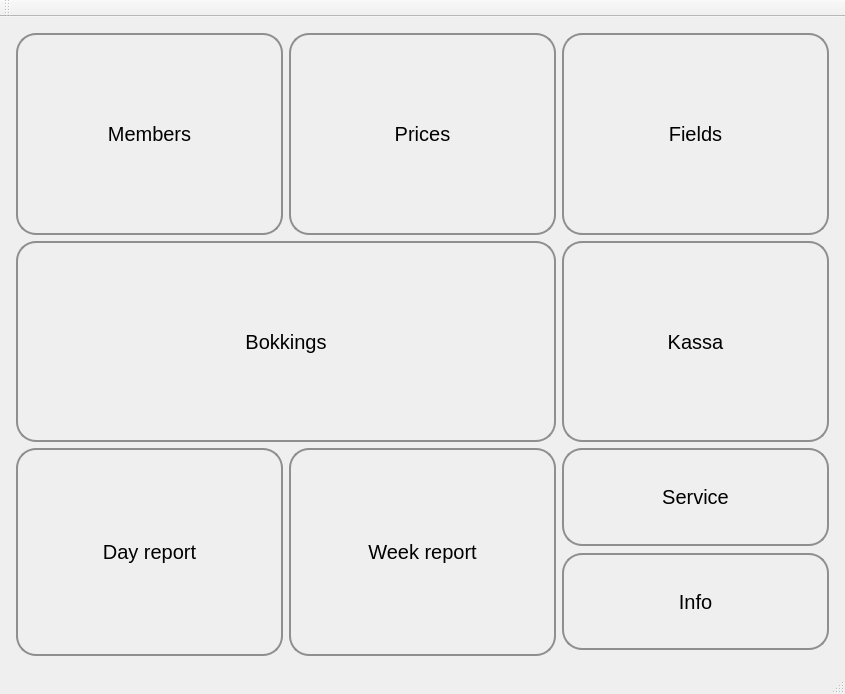
Before: the Qt Designer form mainwindow.ui in lamouski/TCN, drawn with Qt 5.
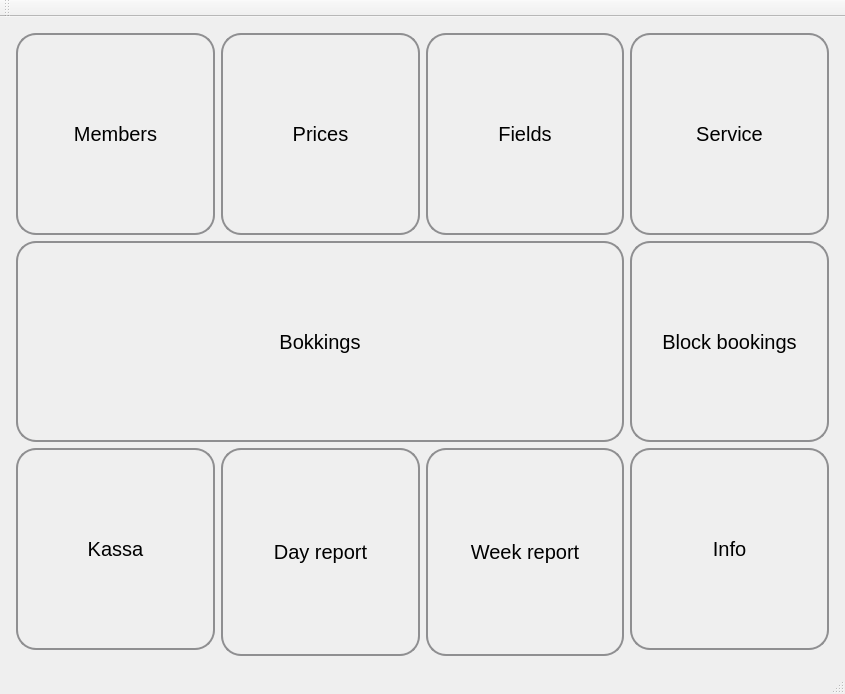
After: the same form once the commit is applied. Icons and pictures are not drawn. Custom widgets are drawn as their Qt base class.

Commit message: block booking view (report) initial version

Patch:
```diff
--- a/mainwindow.ui
+++ b/mainwindow.ui
@@ -50,39 +50,60 @@
         <property name="bottomMargin">
          <number>5</number>
         </property>
+        <item row="5" column="3">
+         <widget class="QWidget" name="widget" native="true">
+          <layout class="QVBoxLayout" name="verticalLayout_2">
+           <property name="spacing">
+            <number>7</number>
+           </property>
+           <property name="leftMargin">
+            <number>0</number>
+           </property>
+           <property name="topMargin">
+            <number>0</number>
+           </property>
+           <property name="rightMargin">
+            <number>0</number>
+           </property>
+           <property name="bottomMargin">
+            <number>0</number>
+           </property>
+           <item>
+            <widget class="QPushButton" name="m_button_week_report_3">
+             <property name="sizePolicy">
+              <sizepolicy hsizetype="Minimum" vsizetype="MinimumExpanding">
+               <horstretch>0</horstretch>
+               <verstretch>0</verstretch>
+              </sizepolicy>
+             </property>
+             <property name="font">
+              <font>
+               <pointsize>15</pointsize>
+              </font>
+             </property>
+             <property name="styleSheet">
+              <string notr="true">QPushButton {
+    border: 2px solid #8f8f91;
+    border-radius: 20px;
+    background-color: qlineargradient(x1: 0, y1: 0, x2: 0, y2: 1,
+                                      stop: 0 #f6f7fa, stop: 1 #dadbde);
+    min-width: 50px;
+}
+
+QPushButton:pressed {
+    background-color: qlineargradient(x1: 0, y1: 0, x2: 0, y2: 1,
+                                      stop: 0 #dadbde, stop: 1 #f6f7fa);
+}</string>
+             </property>
+             <property name="text">
+              <string>Info</string>
+             </property>
+            </widget>
+           </item>
+          </layout>
+         </widget>
+        </item>
         <item row="5" column="1" rowspan="2">
-         <widget class="QPushButton" name="m_button_week_report">
-          <property name="sizePolicy">
-           <sizepolicy hsizetype="Minimum" vsizetype="MinimumExpanding">
-            <horstretch>0</horstretch>
-            <verstretch>0</verstretch>
-           </sizepolicy>
-          </property>
-          <property name="font">
-           <font>
-            <pointsize>15</pointsize>
-           </font>
-          </property>
-          <property name="styleSheet">
-           <string notr="true">QPushButton {
-    border: 2px solid #8f8f91;
-    border-radius: 20px;
-    background-color: qlineargradient(x1: 0, y1: 0, x2: 0, y2: 1,
-                                      stop: 0 #f6f7fa, stop: 1 #dadbde);
-    min-width: 50px;
-}
-
-QPushButton:pressed {
-    background-color: qlineargradient(x1: 0, y1: 0, x2: 0, y2: 1,
-                                      stop: 0 #dadbde, stop: 1 #f6f7fa);
-}</string>
-          </property>
-          <property name="text">
-           <string>Week report</string>
-          </property>
-         </widget>
-        </item>
-        <item row="5" column="0" rowspan="2">
          <widget class="QPushButton" name="m_button_day_report">
           <property name="sizePolicy">
            <sizepolicy hsizetype="Minimum" vsizetype="MinimumExpanding">
@@ -114,6 +135,134 @@
           </property>
          </widget>
         </item>
+        <item row="5" column="2" rowspan="2">
+         <widget class="QPushButton" name="m_button_week_report">
+          <property name="sizePolicy">
+           <sizepolicy hsizetype="Minimum" vsizetype="MinimumExpanding">
+            <horstretch>0</horstretch>
+            <verstretch>0</verstretch>
+           </sizepolicy>
+          </property>
+          <property name="font">
+           <font>
+            <pointsize>15</pointsize>
+           </font>
+          </property>
+          <property name="styleSheet">
+           <string notr="true">QPushButton {
+    border: 2px solid #8f8f91;
+    border-radius: 20px;
+    background-color: qlineargradient(x1: 0, y1: 0, x2: 0, y2: 1,
+                                      stop: 0 #f6f7fa, stop: 1 #dadbde);
+    min-width: 50px;
+}
+
+QPushButton:pressed {
+    background-color: qlineargradient(x1: 0, y1: 0, x2: 0, y2: 1,
+                                      stop: 0 #dadbde, stop: 1 #f6f7fa);
+}</string>
+          </property>
+          <property name="text">
+           <string>Week report</string>
+          </property>
+         </widget>
+        </item>
+        <item row="1" column="2">
+         <widget class="QPushButton" name="m_button_fields">
+          <property name="sizePolicy">
+           <sizepolicy hsizetype="Minimum" vsizetype="MinimumExpanding">
+            <horstretch>0</horstretch>
+            <verstretch>0</verstretch>
+           </sizepolicy>
+          </property>
+          <property name="font">
+           <font>
+            <pointsize>15</pointsize>
+           </font>
+          </property>
+          <property name="styleSheet">
+           <string notr="true">QPushButton {
+    border: 2px solid #8f8f91;
+    border-radius: 20px;
+    background-color: qlineargradient(x1: 0, y1: 0, x2: 0, y2: 1,
+                                      stop: 0 #f6f7fa, stop: 1 #dadbde);
+    min-width: 50px;
+}
+
+QPushButton:pressed {
+    background-color: qlineargradient(x1: 0, y1: 0, x2: 0, y2: 1,
+                                      stop: 0 #dadbde, stop: 1 #f6f7fa);
+}</string>
+          </property>
+          <property name="text">
+           <string>Fields</string>
+          </property>
+         </widget>
+        </item>
+        <item row="5" column="0">
+         <widget class="QPushButton" name="m_button_kassa">
+          <property name="sizePolicy">
+           <sizepolicy hsizetype="Minimum" vsizetype="MinimumExpanding">
+            <horstretch>0</horstretch>
+            <verstretch>0</verstretch>
+           </sizepolicy>
+          </property>
+          <property name="font">
+           <font>
+            <pointsize>15</pointsize>
+           </font>
+          </property>
+          <property name="styleSheet">
+           <string notr="true">QPushButton {
+    border: 2px solid #8f8f91;
+    border-radius: 20px;
+    background-color: qlineargradient(x1: 0, y1: 0, x2: 0, y2: 1,
+                                      stop: 0 #f6f7fa, stop: 1 #dadbde);
+    min-width: 50px;
+}
+
+QPushButton:pressed {
+    background-color: qlineargradient(x1: 0, y1: 0, x2: 0, y2: 1,
+                                      stop: 0 #dadbde, stop: 1 #f6f7fa);
+}</string>
+          </property>
+          <property name="text">
+           <string>Kassa</string>
+          </property>
+         </widget>
+        </item>
+        <item row="2" column="0" colspan="3">
+         <widget class="QPushButton" name="m_button_bookings">
+          <property name="sizePolicy">
+           <sizepolicy hsizetype="Minimum" vsizetype="MinimumExpanding">
+            <horstretch>0</horstretch>
+            <verstretch>0</verstretch>
+           </sizepolicy>
+          </property>
+          <property name="font">
+           <font>
+            <pointsize>15</pointsize>
+           </font>
+          </property>
+          <property name="styleSheet">
+           <string notr="true">QPushButton {
+    border: 2px solid #8f8f91;
+    border-radius: 20px;
+    background-color: qlineargradient(x1: 0, y1: 0, x2: 0, y2: 1,
+                                      stop: 0 #f6f7fa, stop: 1 #dadbde);
+    min-width: 50px;
+}
+
+QPushButton:pressed {
+    background-color: qlineargradient(x1: 0, y1: 0, x2: 0, y2: 1,
+                                      stop: 0 #dadbde, stop: 1 #f6f7fa);
+}</string>
+          </property>
+          <property name="text">
+           <string>Bokkings</string>
+          </property>
+         </widget>
+        </item>
         <item row="1" column="0">
          <widget class="QPushButton" name="m_button_members">
           <property name="sizePolicy">
@@ -178,8 +327,8 @@
           </property>
          </widget>
         </item>
-        <item row="1" column="2">
-         <widget class="QPushButton" name="m_button_fields">
+        <item row="2" column="3">
+         <widget class="QPushButton" name="m_button_blocks">
           <property name="sizePolicy">
            <sizepolicy hsizetype="Minimum" vsizetype="MinimumExpanding">
             <horstretch>0</horstretch>
@@ -206,93 +355,11 @@
 }</string>
           </property>
           <property name="text">
-           <string>Fields</string>
+           <string>Block bookings</string>
           </property>
          </widget>
         </item>
-        <item row="4" column="0" colspan="2">
-         <widget class="QPushButton" name="m_button_bookings">
-          <property name="sizePolicy">
-           <sizepolicy hsizetype="Minimum" vsizetype="MinimumExpanding">
-            <horstretch>0</horstretch>
-            <verstretch>0</verstretch>
-           </sizepolicy>
-          </property>
-          <property name="font">
-           <font>
-            <pointsize>15</pointsize>
-           </font>
-          </property>
-          <property name="styleSheet">
-           <string notr="true">QPushButton {
-    border: 2px solid #8f8f91;
-    border-radius: 20px;
-    background-color: qlineargradient(x1: 0, y1: 0, x2: 0, y2: 1,
-                                      stop: 0 #f6f7fa, stop: 1 #dadbde);
-    min-width: 50px;
-}
-
-QPushButton:pressed {
-    background-color: qlineargradient(x1: 0, y1: 0, x2: 0, y2: 1,
-                                      stop: 0 #dadbde, stop: 1 #f6f7fa);
-}</string>
-          </property>
-          <property name="text">
-           <string>Bokkings</string>
-          </property>
-         </widget>
-        </item>
-        <item row="4" column="2">
-         <widget class="QPushButton" name="m_button_kassa">
-          <property name="sizePolicy">
-           <sizepolicy hsizetype="Minimum" vsizetype="MinimumExpanding">
-            <horstretch>0</horstretch>
-            <verstretch>0</verstretch>
-           </sizepolicy>
-          </property>
-          <property name="font">
-           <font>
-            <pointsize>15</pointsize>
-           </font>
-          </property>
-          <property name="styleSheet">
-           <string notr="true">QPushButton {
-    border: 2px solid #8f8f91;
-    border-radius: 20px;
-    background-color: qlineargradient(x1: 0, y1: 0, x2: 0, y2: 1,
-                                      stop: 0 #f6f7fa, stop: 1 #dadbde);
-    min-width: 50px;
-}
-
-QPushButton:pressed {
-    background-color: qlineargradient(x1: 0, y1: 0, x2: 0, y2: 1,
-                                      stop: 0 #dadbde, stop: 1 #f6f7fa);
-}</string>
-          </property>
-          <property name="text">
-           <string>Kassa</string>
-          </property>
-         </widget>
-        </item>
-        <item row="5" column="2">
-         <widget class="QWidget" name="widget" native="true">
-          <layout class="QVBoxLayout" name="verticalLayout_2">
-           <property name="spacing">
-            <number>7</number>
-           </property>
-           <property name="leftMargin">
-            <number>0</number>
-           </property>
-           <property name="topMargin">
-            <number>0</number>
-           </property>
-           <property name="rightMargin">
-            <number>0</number>
-           </property>
-           <property name="bottomMargin">
-            <number>0</number>
-           </property>
-           <item>
+        <item row="1" column="3">
             <widget class="QPushButton" name="m_button_service">
              <property name="sizePolicy">
               <sizepolicy hsizetype="Minimum" vsizetype="MinimumExpanding">
@@ -324,41 +391,6 @@
              </property>
             </widget>
            </item>
-           <item>
-            <widget class="QPushButton" name="m_button_week_report_3">
-             <property name="sizePolicy">
-              <sizepolicy hsizetype="Minimum" vsizetype="MinimumExpanding">
-               <horstretch>0</horstretch>
-               <verstretch>0</verstretch>
-              </sizepolicy>
-             </property>
-             <property name="font">
-              <font>
-               <pointsize>15</pointsize>
-              </font>
-             </property>
-             <property name="styleSheet">
-              <string notr="true">QPushButton {
-    border: 2px solid #8f8f91;
-    border-radius: 20px;
-    background-color: qlineargradient(x1: 0, y1: 0, x2: 0, y2: 1,
-                                      stop: 0 #f6f7fa, stop: 1 #dadbde);
-    min-width: 50px;
-}
-
-QPushButton:pressed {
-    background-color: qlineargradient(x1: 0, y1: 0, x2: 0, y2: 1,
-                                      stop: 0 #dadbde, stop: 1 #f6f7fa);
-}</string>
-             </property>
-             <property name="text">
-              <string>Info</string>
-             </property>
-            </widget>
-           </item>
-          </layout>
-         </widget>
-        </item>
        </layout>
       </widget>
       <widget class="WeekViewWidget" name="m_week_view"/>
@@ -415,6 +447,12 @@
    <header>kassaviewwidget.h</header>
    <container>1</container>
   </customwidget>
+  <customwidget>
+   <class>BlockBookingsView</class>
+   <extends>QWidget</extends>
+   <header>blockbookingsview.h</header>
+   <container>1</container>
+  </customwidget>
  </customwidgets>
  <resources>
   <include location="tcn2020.qrc"/>
```
Left out of the diff: 1 changed line with no effect on the pictures. Lines whose indentation alone changed are shown as unchanged. The commit also changes 6 other files.
